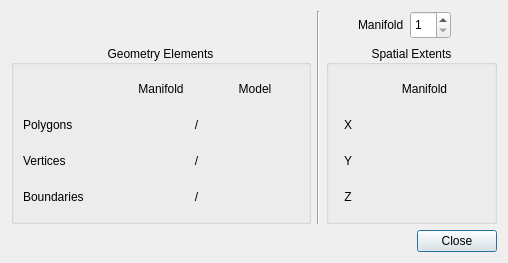
Above: forms/ModelPropertiesDialog.ui from frontiersi/FaceTools before the change. Below: the same form after it.
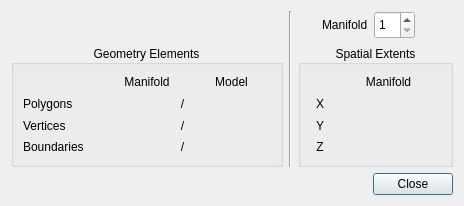
That is the form after the change.

```diff
--- a/forms/ModelPropertiesDialog.ui
+++ b/forms/ModelPropertiesDialog.ui
@@ -6,8 +6,8 @@
    <rect>
     <x>0</x>
     <y>0</y>
-    <width>508</width>
-    <height>263</height>
+    <width>464</width>
+    <height>206</height>
    </rect>
   </property>
   <property name="sizePolicy">
```
